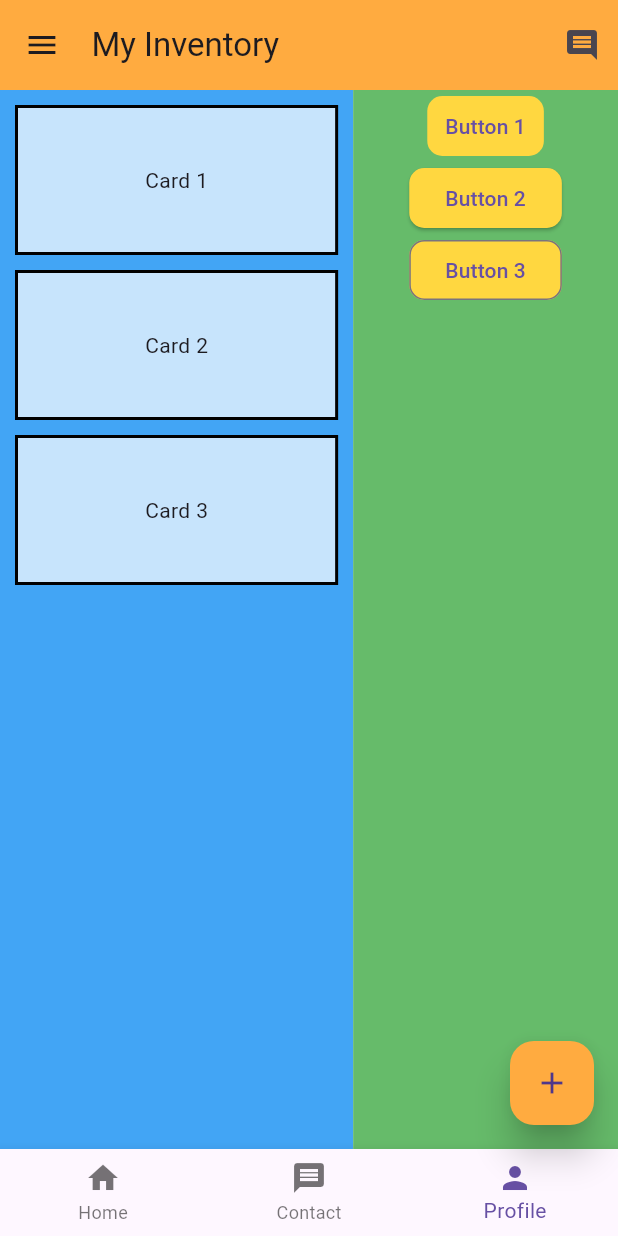
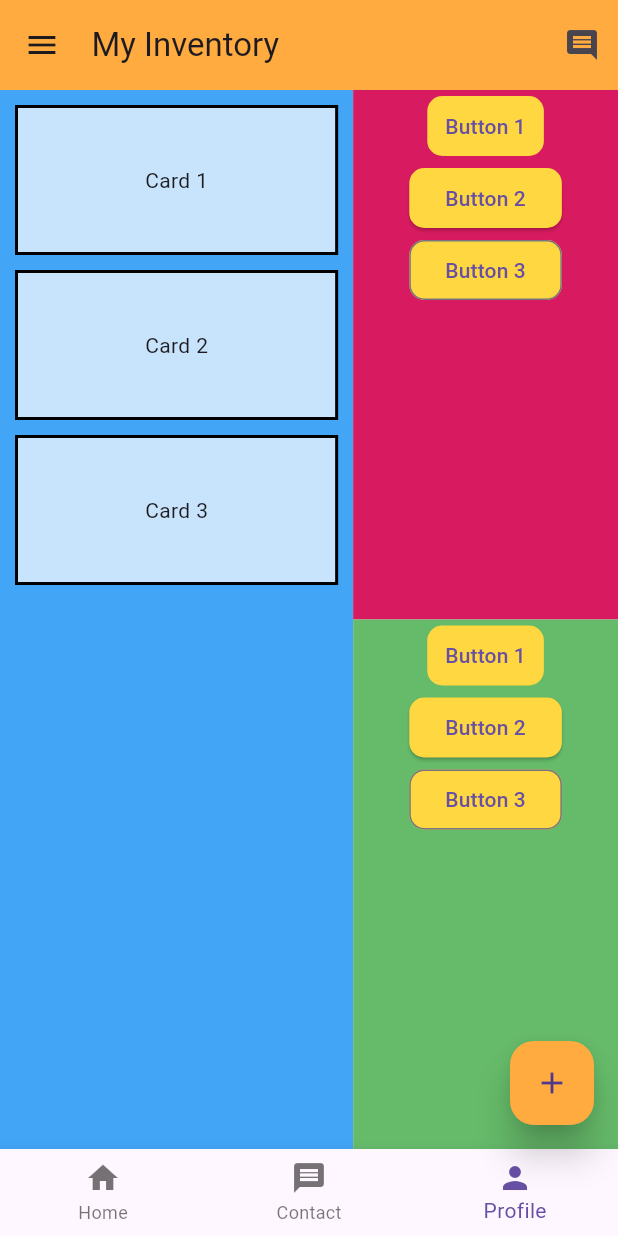
Before and after one commit to Mueem-Nahid/flutter-app-101, a Flutter app: the screen it shows after launch, on a phone screen of 412 x 824 dp. Run offline on Flutter 3.47's test engine with Material 3 defaults, Android fonts, the phone set to English and light mode, and no system bars.

Commit message:
# Feature - try different layout

```diff
--- a/lib/main.dart
+++ b/lib/main.dart
@@ -228,6 +228,41 @@ class HomeActivity extends StatelessWidget {
 
             Expanded(
               flex: 3,
+              child: Column(
+                mainAxisAlignment: MainAxisAlignment.spaceBetween,
+                crossAxisAlignment: CrossAxisAlignment.stretch,
+                children: [
+                  Expanded(
+                    flex: 1,
+                    child: Container(
+                      color: Colors.pink[600],
+                      child: Column(children: [
+                        TextButton(
+                          onPressed: () {
+                            mySnackBar("Text Button pressed", context);
+                          },
+                          child: Text('Button 1'),
+                          style: buttonStyle,
+                        ),
+                        ElevatedButton(
+                          onPressed: () {
+                            mySnackBar("ElevatedButton Button pressed", context);
+                          },
+                          child: Text('Button 2'),
+                          style: buttonStyle,
+                        ),
+                        OutlinedButton(
+                          onPressed: () {
+                            mySnackBar("OutlinedButton Button pressed", context);
+                          },
+                          child: Text('Button 3'),
+                          style: buttonStyle,
+                        ),
+                      ]),
+                    ),
+                  ),
+                  Expanded(
+                    flex: 1,
                     child: Container(
                       color: Colors.green[400],
                       child: Column(children: [
@@ -251,8 +286,11 @@ class HomeActivity extends StatelessWidget {
                           },
                           child: Text('Button 3'),
                           style: buttonStyle,
-                  )
+                        ),
                       ]),
+                    ),
+                  ),
+                ],
               ),
             )
             // button
```
Lines whose indentation alone changed are shown as unchanged.
